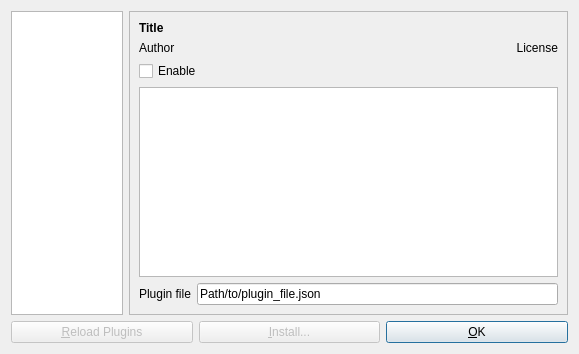
This is src/dialogs/dialog_plugins.ui in mbasaglia/Knotter as Qt 5 draws it before an edit. The edited form follows.
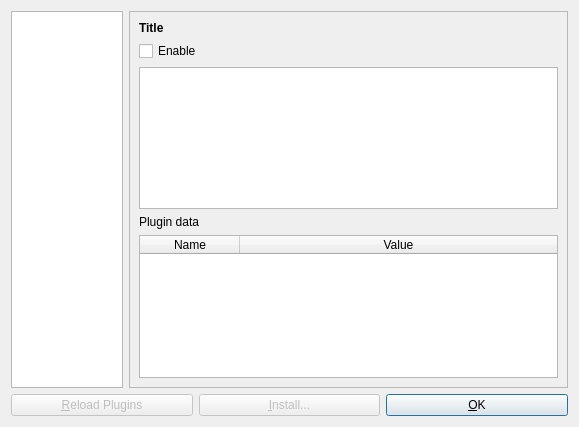
This is the edited form. Icons and pictures are not drawn.

Commit message: QVariantMap for plugin data

```diff
--- a/src/dialogs/dialog_plugins.ui
+++ b/src/dialogs/dialog_plugins.ui
@@ -7,7 +7,7 @@
     <x>0</x>
     <y>0</y>
     <width>579</width>
-    <height>354</height>
+    <height>427</height>
    </rect>
   </property>
   <property name="windowTitle">
@@ -65,27 +65,6 @@
           </property>
          </widget>
         </item>
-        <item>
-         <layout class="QHBoxLayout" name="horizontalLayout_2">
-          <item>
-           <widget class="QLabel" name="label_author">
-            <property name="text">
-             <string notr="true">Author</string>
-            </property>
-           </widget>
-          </item>
-          <item>
-           <widget class="QLabel" name="label_license">
-            <property name="text">
-             <string notr="true">License</string>
-            </property>
-            <property name="alignment">
-             <set>Qt::AlignRight|Qt::AlignTrailing|Qt::AlignVCenter</set>
-            </property>
-           </widget>
-          </item>
-         </layout>
-        </item>
         <item>
          <widget class="QCheckBox" name="check_enable">
           <property name="text">
@@ -101,31 +80,34 @@
          </widget>
         </item>
         <item>
-         <layout class="QGridLayout" name="gridLayout_2">
-          <item row="0" column="0">
            <widget class="QLabel" name="label">
-            <property name="sizePolicy">
-             <sizepolicy hsizetype="Fixed" vsizetype="Fixed">
-              <horstretch>0</horstretch>
-              <verstretch>0</verstretch>
-             </sizepolicy>
-            </property>
             <property name="text">
-             <string>Plugin file</string>
+           <string>Plugin data</string>
             </property>
            </widget>
           </item>
-          <item row="0" column="1">
-           <widget class="QLineEdit" name="label_file">
-            <property name="text">
-             <string notr="true">Path/to/plugin_file.json</string>
-            </property>
-            <property name="readOnly">
+        <item>
+         <widget class="QTableWidget" name="tableWidget">
+          <property name="textElideMode">
+           <enum>Qt::ElideMiddle</enum>
+          </property>
+          <attribute name="horizontalHeaderStretchLastSection">
              <bool>true</bool>
-            </property>
-           </widget>
-          </item>
-         </layout>
+          </attribute>
+          <attribute name="verticalHeaderVisible">
+           <bool>false</bool>
+          </attribute>
+          <column>
+           <property name="text">
+            <string>Name</string>
+           </property>
+          </column>
+          <column>
+           <property name="text">
+            <string>Value</string>
+           </property>
+          </column>
+         </widget>
         </item>
        </layout>
       </widget>
```
Lines whose indentation alone changed are shown as unchanged. The commit also changes 10 other files.
